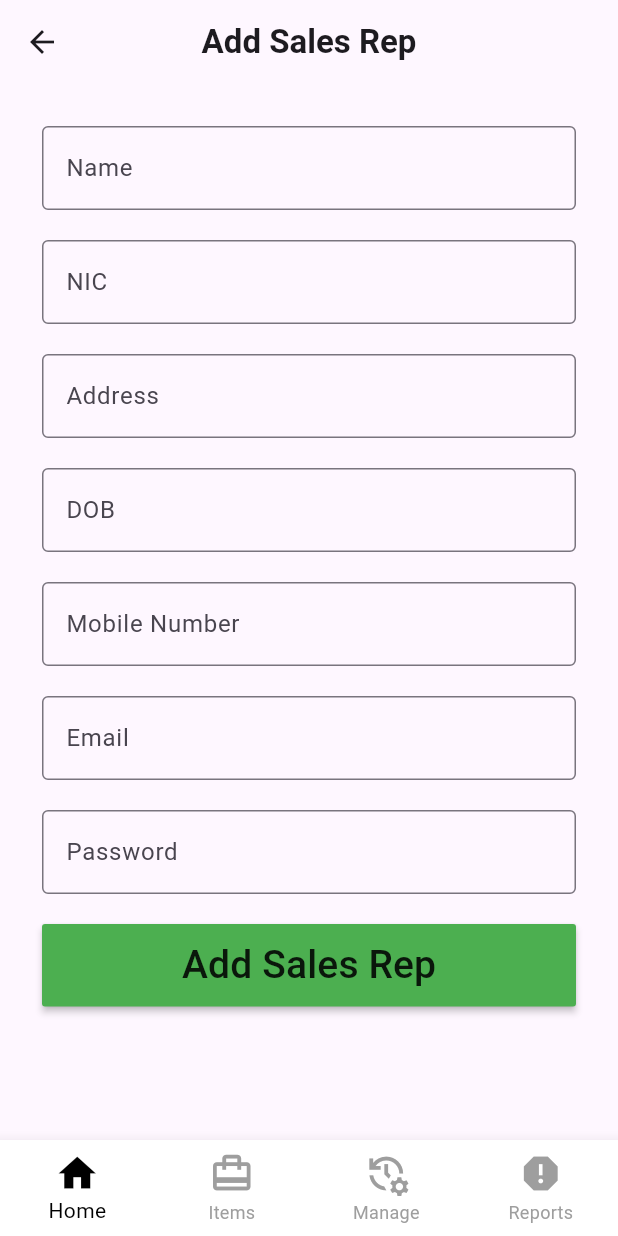
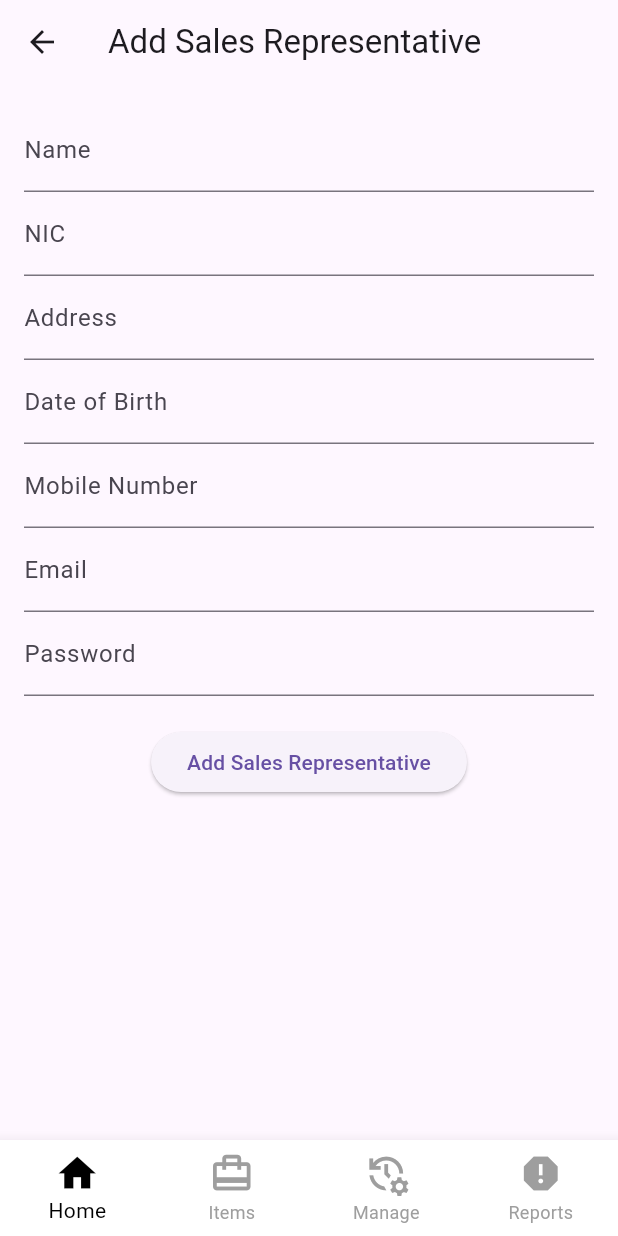
Before and after one commit to tharusha-dilhara/CJ_Owner_Application, a Flutter app: the AddsalesrepsView screen opened by its route, on a phone screen of 412 x 824 dp. Run offline on Flutter 3.47's test engine with Material 3 defaults, Android fonts, the phone set to English and light mode, and no system bars; our stand-ins replace go_router, shared_preferences; accounts and stored records are empty.

Commit message:
sales rep changes

```diff
--- /dev/null
+++ b/lib/models/salesRep.dart
@@ -0,0 +1,32 @@
+// lib/models/sales_rep_model.dart
+class SalesRepModel {
+  final String name;
+  final String nic;
+  final String address;
+  final String dob;
+  final String mobileNumber;
+  final String email;
+  final String password;
+
+  SalesRepModel({
+    required this.name,
+    required this.nic,
+    required this.address,
+    required this.dob,
+    required this.mobileNumber,
+    required this.email,
+    required this.password,
+  });
+
+  Map<String, dynamic> toJson() {
+    return {
+      'name': name,
+      'nic': nic,
+      'address': address,
+      'dob': dob,
+      'mobileNumber': mobileNumber,
+      'email': email,
+      'password': password,
+    };
+  }
+}
--- a/lib/views/Manage/SalesReps/addSalesReps_view.dart
+++ b/lib/views/Manage/SalesReps/addSalesReps_view.dart
@@ -1,107 +1,106 @@
+// lib/views/add_sales_reps_view.dart
+import 'package:cjowner/models/salesRep.dart';
+import 'package:cjowner/services/salesrep/salesrepservice.dart';
 import 'package:flutter/material.dart';
 
 class AddsalesrepsView extends StatefulWidget {
   const AddsalesrepsView({super.key});
 
   @override
-  State<AddsalesrepsView> createState() => _AddsalesrepsViewState();
+  AddSalesRepsViewState createState() => AddSalesRepsViewState();
 }
 
-class _AddsalesrepsViewState extends State<AddsalesrepsView> {
-  TextEditingController _dobController = TextEditingController();
+class AddSalesRepsViewState extends State<AddsalesrepsView> {
+  final _formKey = GlobalKey<FormState>();
+  final _nameController = TextEditingController();
+  final _nicController = TextEditingController();
+  final _addressController = TextEditingController();
+  final _dobController = TextEditingController();
+  final _mobileNumberController = TextEditingController();
+  final _emailController = TextEditingController();
+  final _passwordController = TextEditingController();
 
-  Future<void> _selectDate(BuildContext context) async {
-    DateTime? picked = await showDatePicker(
-      context: context,
-      initialDate: DateTime.now(),
-      firstDate: DateTime(1900),
-      lastDate: DateTime.now(),
+  final SalesRepService _salesRepService = SalesRepService();
+
+  void _addSalesRep() async {
+    if (_formKey.currentState!.validate()) {
+      final salesRep = SalesRepModel(
+        name: _nameController.text,
+        nic: _nicController.text,
+        address: _addressController.text,
+        dob: _dobController.text,
+        mobileNumber: _mobileNumberController.text,
+        email: _emailController.text,
+        password: _passwordController.text,
       );
-    if (picked != null) {
-      setState(() {
-        _dobController.text = "${picked.toLocal()}".split(' ')[0];
-      });
+
+      final success = await _salesRepService.addSalesRep(salesRep);
+
+      if (success) {
+        ScaffoldMessenger.of(context).showSnackBar(
+          SnackBar(content: Text('Sales representative added successfully')),
+        );
+        // Optionally clear the form or navigate away
+      } else {
+        ScaffoldMessenger.of(context).showSnackBar(
+          SnackBar(content: Text('Failed to add sales representative')),
+        );
+      }
     }
   }
 
   @override
   Widget build(BuildContext context) {
     return Scaffold(
-      appBar: AppBar(
-        centerTitle: true,
-        title: const Text(
-          "Add Sales Rep",
-          style: TextStyle(fontWeight: FontWeight.bold),
-        ),
-      ),
-      body: SingleChildScrollView(
-        child: Center(
-          child: Padding(
-            padding: const EdgeInsets.all(28.0),
+      appBar: AppBar(title: Text('Add Sales Representative')),
+      body: Padding(
+        padding: const EdgeInsets.all(16.0),
+        child: Form(
+          key: _formKey,
           child: Column(
             children: [
-                TextField(
-                  decoration: InputDecoration(
-                    labelText: 'Name',
-                    border: OutlineInputBorder(),
+              TextFormField(
+                controller: _nameController,
+                decoration: InputDecoration(labelText: 'Name'),
+                validator: (value) => value!.isEmpty ? 'Please enter name' : null,
               ),
+              TextFormField(
+                controller: _nicController,
+                decoration: InputDecoration(labelText: 'NIC'),
+                validator: (value) => value!.isEmpty ? 'Please enter NIC' : null,
+              ),
+              TextFormField(
+                controller: _addressController,
+                decoration: InputDecoration(labelText: 'Address'),
+                validator: (value) => value!.isEmpty ? 'Please enter address' : null,
+              ),
+              TextFormField(
+                controller: _dobController,
+                decoration: InputDecoration(labelText: 'Date of Birth'),
+                validator: (value) => value!.isEmpty ? 'Please enter date of birth' : null,
+              ),
+              TextFormField(
+                controller: _mobileNumberController,
+                decoration: InputDecoration(labelText: 'Mobile Number'),
+                validator: (value) => value!.isEmpty ? 'Please enter mobile number' : null,
+              ),
+              TextFormField(
+                controller: _emailController,
+                decoration: InputDecoration(labelText: 'Email'),
+                validator: (value) => value!.isEmpty ? 'Please enter email' : null,
+              ),
+              TextFormField(
+                controller: _passwordController,
+                decoration: InputDecoration(labelText: 'Password'),
+                obscureText: true,
+                validator: (value) => value!.isEmpty ? 'Please enter password' : null,
               ),
               SizedBox(height: 20),
-                TextField(
-                  decoration: InputDecoration(
-                    labelText: 'NIC',
-                    border: OutlineInputBorder(),
-                  ),
-                ),
-                SizedBox(height: 20),
-                TextField(
-                  decoration: InputDecoration(
-                    labelText: 'Address',
-                    border: OutlineInputBorder(),
-                  ),
-                ),
-                SizedBox(height: 20),
-                TextField(
-                  controller: _dobController,
-                  decoration: InputDecoration(
-                    labelText: 'DOB',
-                    border: OutlineInputBorder(),
-                  ),
-                  readOnly: true,
-                  onTap: () => _selectDate(context),
-                ),
-                SizedBox(height: 20),
-                TextField(
-                  keyboardType: TextInputType.number,
-                  decoration: InputDecoration(
-                    labelText: 'Mobile Number',
-                    border: OutlineInputBorder(),
-                  ),
-                ),
-                SizedBox(height: 20),
-                TextField(
-                  decoration: InputDecoration(
-                    labelText: 'Email',
-                    border: OutlineInputBorder(),
-                  ),
-                ),
-                SizedBox(height: 20),
-                TextField(
-                  decoration: InputDecoration(
-                    labelText: 'Password',
-                    border: OutlineInputBorder(),
-                  ),
-                ),
-                SizedBox(height: 20),
-                MaterialButton(
-                  minWidth: double.infinity,
-                  color: Colors.green,
-                  height: 55,
-                  onPressed: () {},
-                  child: Text("Add Sales Rep", style: TextStyle(fontSize: 26)),
+              ElevatedButton(
+                onPressed: _addSalesRep,
+                child: Text('Add Sales Representative'),
               ),
             ],
-            ),
           ),
         ),
       ),
```
Also changed, not shown: lib/services/salesrep/salesRepService.dart (added, +29 -0 lines), lib/models/manageSalesRepModel.dart (added). Lines whose indentation alone changed are shown as unchanged.
